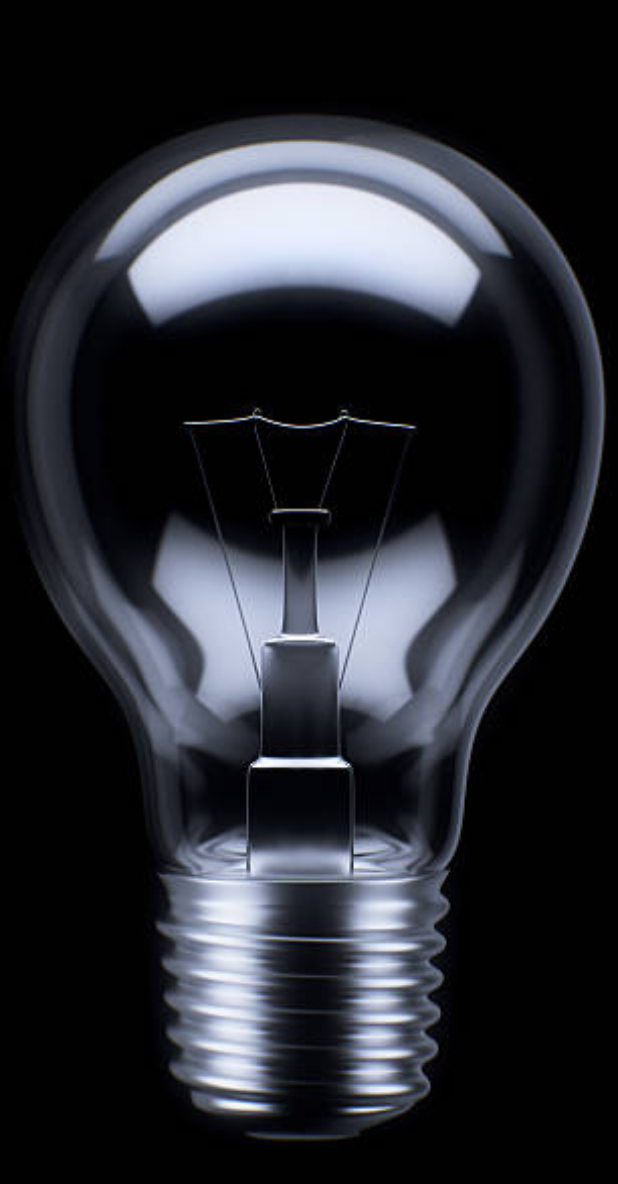
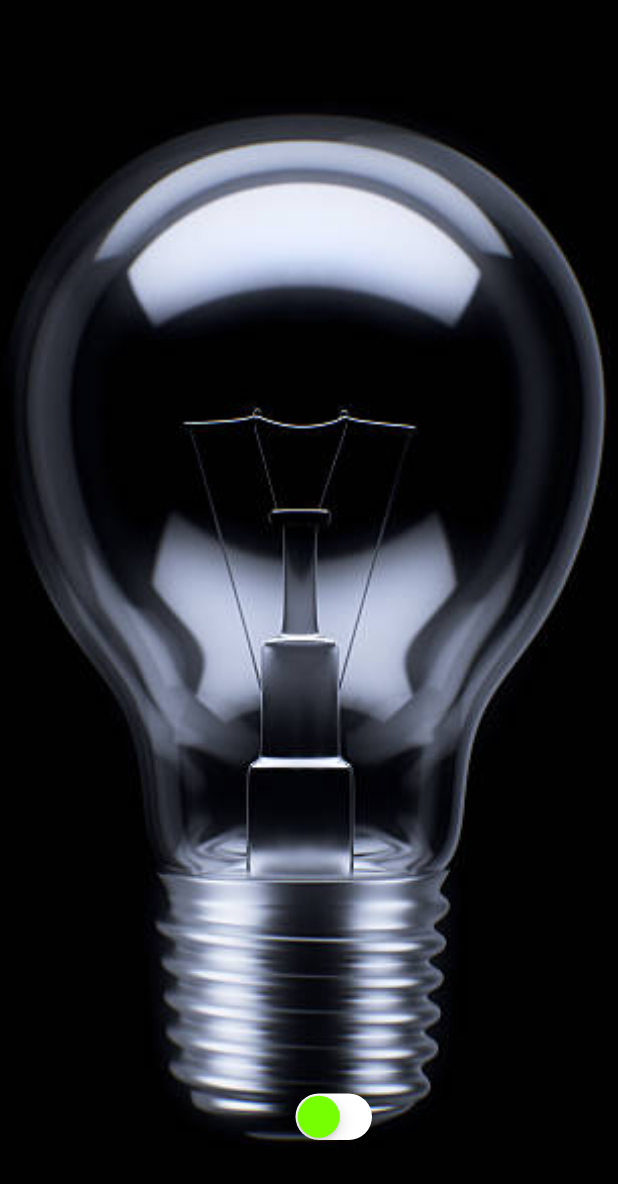
Before and after one commit to pankajzxcc/lightbulb, a Flutter app: the screen it shows after launch, on a phone screen of 412 x 824 dp. Shown: the top 1184 px of the screen. Run offline on Flutter 3.47's test engine with Material 2 defaults, Android fonts, the phone set to English and light mode, and no system bars.

Commit message:
second commit

```diff
--- a/lib/main.dart
+++ b/lib/main.dart
@@ -1,30 +1,71 @@
-import'package:flutter/material.dart';
-void main(){
-  runApp( const MaterialApp(
+import 'package:flutter/material.dart';
+import 'package:flutter/cupertino.dart';
+
+void main() {
+  runApp(
+    const MaterialApp(
       debugShowCheckedModeBanner: false,
       home: HomePage(),
-  ),);
+    ),
+  );
 }
+
 class HomePage extends StatefulWidget {
   const HomePage({super.key});
 
   @override
-
   State<HomePage> createState() => _HomePageState();
 }
 
 class _HomePageState extends State<HomePage> {
+  bool _switchValue = false;
   @override
   Widget build(BuildContext context) {
-    return const Scaffold(
-      body: Center(
-        child: Image(
-          image: AssetImage('images/light bulb off.jpg',),
+    return Scaffold(
+      body: Stack(
+        children: [
+          Container(
+              child: _switchValue == false
+                  ? const Image(
+                      image: AssetImage(
+                        'images/light bulb off.jpg',
+                      ),
+                      fit: BoxFit.cover,
+                      height: double.infinity,
+                      width: double.infinity,
+                    )
+                  : const Image(
+                      image: AssetImage(
+                        'images/light-bulb-on.png',
+                      ),
                       fit: BoxFit.cover,
                       height: double.infinity,
                       width: double.infinity,
                     ),
           ),
+
+          Positioned(
+            bottom: 60,
+            right: 160,
+            child: CupertinoSwitch(
+              value: _switchValue,
+              onChanged: (value) {
+                setState(() {
+                  _switchValue = value;
+                }
+                );
+              },
+              thumbColor: const Color(0xff76ff03),
+              activeColor: const Color(0xff76ff03),
+              trackColor: const Color(0xffffffff),
+
+
+            ),
+
+          ),
+
+        ],
+      ),
     );
   }
 }
```
Lines whose indentation alone changed are shown as unchanged.
